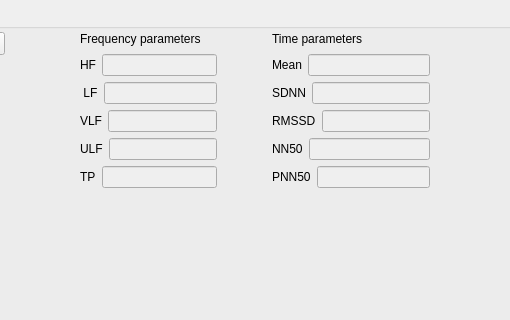
Qt form EcgApplicationCore/View/hrv1_gui.ui (KuleszIB/EcgAppCore) before a commit; both pictures show x 89 to 599 and y 0 to 320 of the 1024 by 713 pixel window.
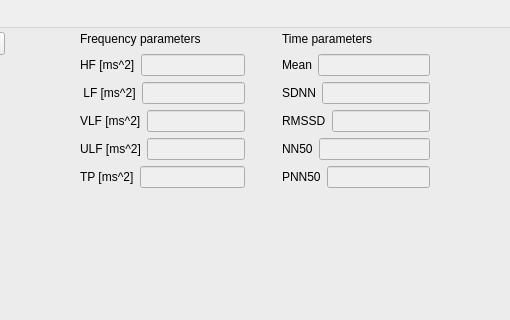
The same form after that commit.

```diff
--- a/EcgApplicationCore/View/hrv1_gui.ui
+++ b/EcgApplicationCore/View/hrv1_gui.ui
@@ -48,7 +48,7 @@
      </rect>
     </property>
    </widget>
-   <widget class="QWidget" name="">
+   <widget class="QWidget" name="layoutWidget">
     <property name="geometry">
      <rect>
       <x>160</x>
@@ -74,7 +74,7 @@
            <item>
             <widget class="QLabel" name="labelHF">
              <property name="text">
-              <string>HF</string>
+              <string>HF [ms^2]</string>
              </property>
             </widget>
            </item>
@@ -92,7 +92,7 @@
            <item>
             <widget class="QLabel" name="labelLF">
              <property name="text">
-              <string> LF</string>
+              <string> LF [ms^2]</string>
              </property>
             </widget>
            </item>
@@ -110,7 +110,7 @@
            <item>
             <widget class="QLabel" name="labelVLF">
              <property name="text">
-              <string>VLF</string>
+              <string>VLF [ms^2]</string>
              </property>
             </widget>
            </item>
@@ -128,7 +128,7 @@
            <item>
             <widget class="QLabel" name="labelULF">
              <property name="text">
-              <string>ULF</string>
+              <string>ULF [ms^2]</string>
              </property>
             </widget>
            </item>
@@ -146,7 +146,7 @@
            <item>
             <widget class="QLabel" name="labelTP">
              <property name="text">
-              <string>TP</string>
+              <string>TP [ms^2]</string>
              </property>
             </widget>
            </item>
```
